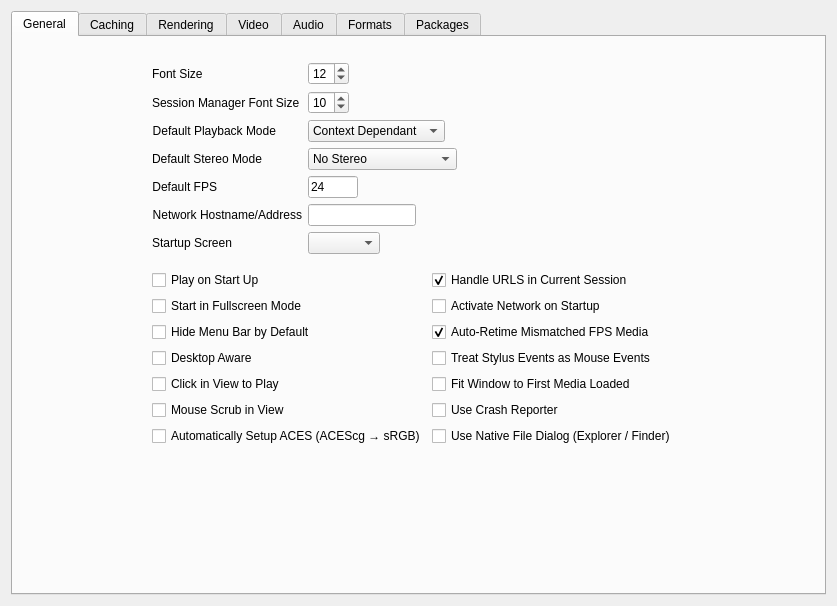
First picture: the form in src/lib/app/RvCommon/ui/RvPreferences/Qt5/RvPreferences.ui, repository OpenUTV/utv, before the edit.
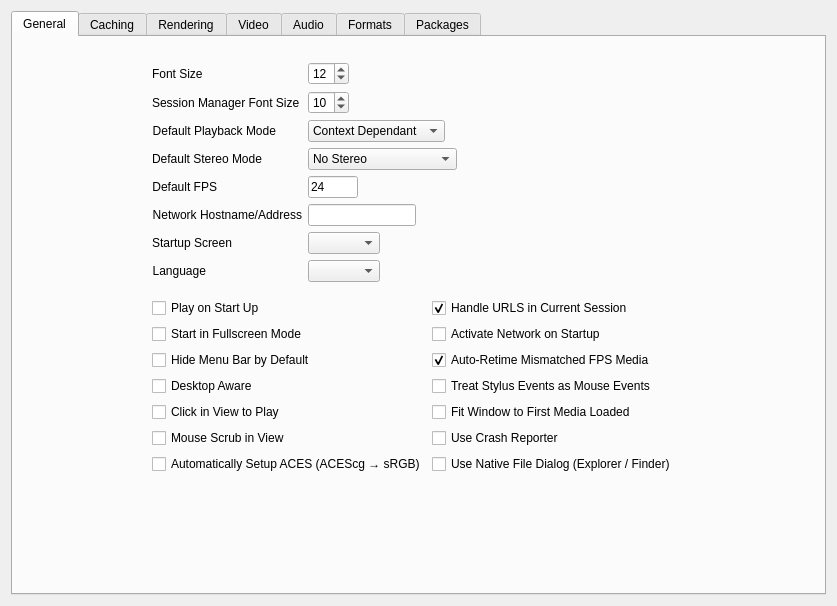
Second picture: the form after the edit.

Commit message: feat(i18n): add multi-language support and Language preference dropdown

Diff of the .ui file:
```diff
--- a/src/lib/app/RvCommon/ui/RvPreferences/Qt5/RvPreferences.ui
+++ b/src/lib/app/RvCommon/ui/RvPreferences/Qt5/RvPreferences.ui
@@ -313,6 +313,40 @@
              </item>
             </layout>
            </item>
+           <item row="7" column="0">
+            <widget class="QLabel" name="label_language">
+             <property name="text">
+              <string>Language</string>
+             </property>
+             <property name="alignment">
+              <set>Qt::AlignRight|Qt::AlignTrailing|Qt::AlignVCenter</set>
+             </property>
+            </widget>
+           </item>
+           <item row="7" column="1">
+            <layout class="QHBoxLayout" name="horizontalLayout_language">
+             <item>
+              <widget class="QComboBox" name="languageCombo">
+               <property name="toolTip">
+                <string>Select the user interface language. Restart OpenUTV for all changes to take full effect.</string>
+               </property>
+              </widget>
+             </item>
+             <item>
+              <spacer name="horizontalSpacer_language">
+               <property name="orientation">
+                <enum>Qt::Horizontal</enum>
+               </property>
+               <property name="sizeHint" stdset="0">
+                <size>
+                 <width>40</width>
+                 <height>20</height>
+                </size>
+               </property>
+              </spacer>
+             </item>
+            </layout>
+           </item>
           </layout>
          </item>
          <item>
```
The commit also changes 26 other files.
